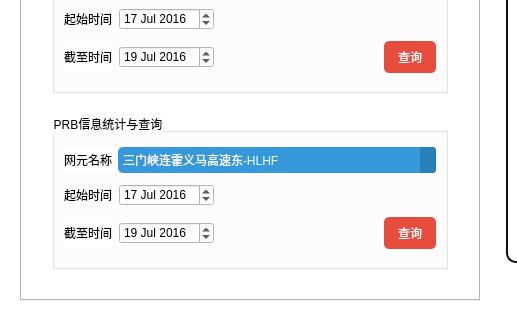
Connor1996/DatabaseExpr, file src/management.ui: the form before one commit; both pictures show x 0 to 517 and y 491 to 812 of the 1328 by 812 pixel window.
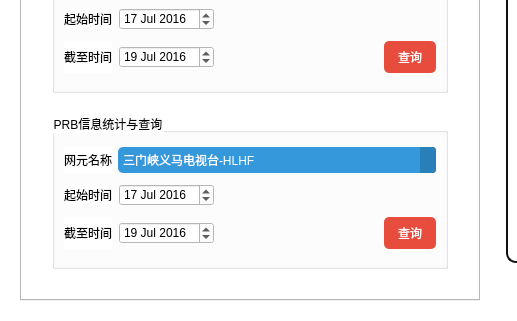
The form after the commit. The open tabs and pages were chosen to show the change. Icons and pictures are not drawn.

Patch:
```diff
--- a/src/management.ui
+++ b/src/management.ui
@@ -1357,7 +1357,7 @@
                   </property>
                   <item>
                    <property name="text">
-                    <string>三门峡连霍义马高速东-HLHF</string>
+                    <string>三门峡义马电视台-HLHF</string>
                    </property>
                   </item>
                   <item>
```
Left out of the diff: 4 changed lines with no effect on the pictures.
